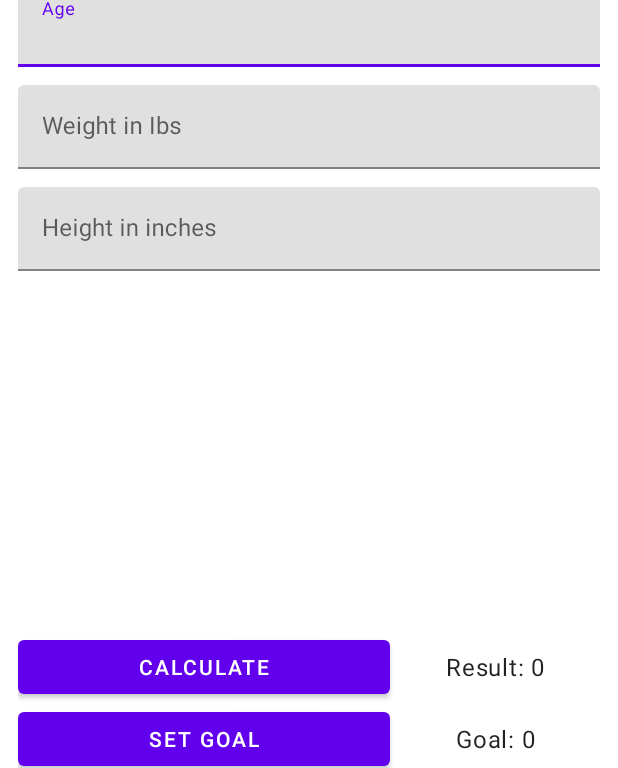
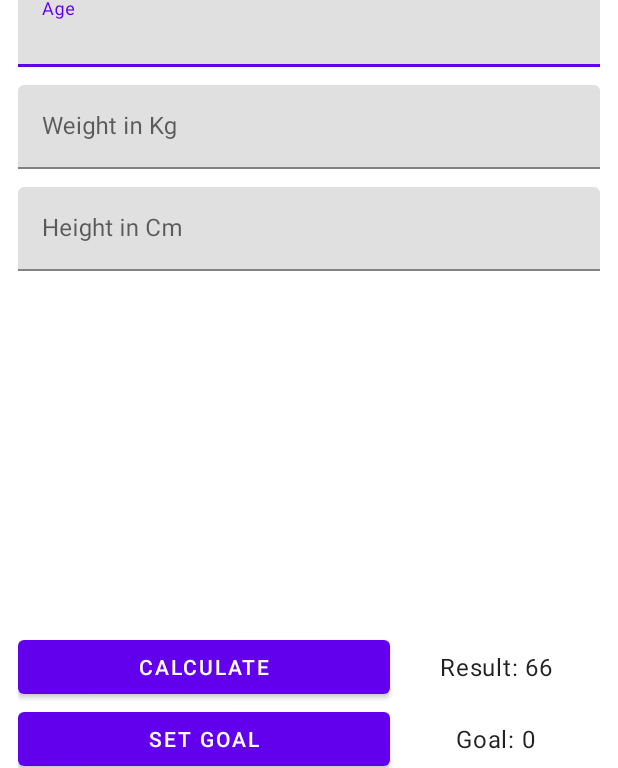
Before and after one commit to jackb32222/dietTracker, an Android app: the BmrActivity screen opened directly, with no data from a screen before it, on a phone screen of 412 x 824 dp. Shown: the part 443-1211 px from the top of the screen. Run offline under Robolectric (Android 15) with nearby library versions, the phone set to English and light mode, and no system bars; our stand-ins replace Dagger/Hilt's generated code, data binding; libraries missing offline, so code that uses them is left out: com.pierfrancescosoffritti.androidyoutubeplayer; plain views replace YouTubePlayerView; 2 statements that could not run were skipped.

Commit message:
update formula for calculating BMR

```diff
--- a/app/src/main/java/com/diet/tracker/viewmodel/DietViewModel.kt
+++ b/app/src/main/java/com/diet/tracker/viewmodel/DietViewModel.kt
@@ -11,15 +11,13 @@ import kotlin.math.roundToInt
 class DietViewModel @Inject constructor(private val repo: DietRepo) : ViewModel() {
 
     fun calculateBmr(age: Int, weight: Double, height: Double, female: Boolean) : Int {
-        val chocolateCalories = 230.0
-
         val bmr = if (female) {
-            655 + (4.3 * weight) + (4.7 * height) - (4.7 * age)
+            655.1 + (9.563 * weight) + (1.85 * height) - (4.676 * age)
         } else {
-            66 + (6.3 * weight) + (12.9 * height) - (6.8 * age)
+            66.47 + (13.75 * weight) + (5.003 * height) - (6.755 * age)
         }
 
-        return (bmr / chocolateCalories).roundToInt()
+        return bmr.roundToInt()
     }
 
     fun calculateCalories(meal1: Int, meal2: Int, meal3: Int, exercise: Int) =
--- a/app/src/main/res/values/strings.xml
+++ b/app/src/main/res/values/strings.xml
@@ -13,8 +13,8 @@
     <string name="exercise_burnt_calories">"Exercise burnt calories"</string>
 
     <string name="age">Age</string>
-    <string name="weight">Weight in Ibs</string>
-    <string name="height">Height in inches</string>
+    <string name="weight">Weight in Kg</string>
+    <string name="height">Height in Cm</string>
 
     <string name="male">Male</string>
     <string name="female">Female</string>
```
